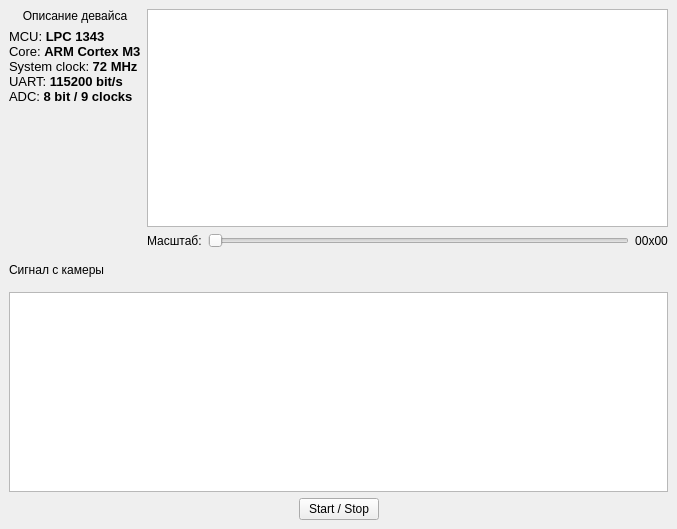
Old version of the form NetLabs/lab11_pal_tv_signal/mainwindow.ui in the repository brunql/StudentLabs.
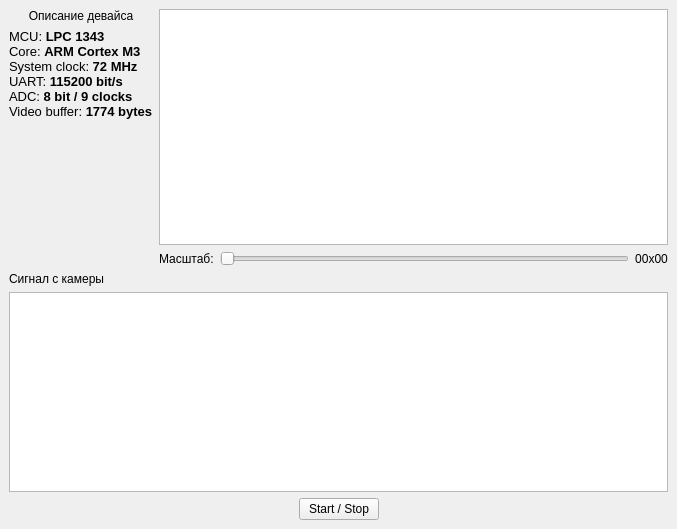
New version of the form.

Patch:
```diff
--- a/NetLabs/lab11_pal_tv_signal/mainwindow.ui
+++ b/NetLabs/lab11_pal_tv_signal/mainwindow.ui
@@ -46,7 +46,8 @@
 &lt;p style=&quot; margin-top:0px; margin-bottom:0px; margin-left:0px; margin-right:0px; -qt-block-indent:0; text-indent:0px;&quot;&gt;Core: &lt;span style=&quot; font-weight:600;&quot;&gt;ARM Cortex M3&lt;/span&gt;&lt;/p&gt;
 &lt;p style=&quot; margin-top:0px; margin-bottom:0px; margin-left:0px; margin-right:0px; -qt-block-indent:0; text-indent:0px;&quot;&gt;System clock: &lt;span style=&quot; font-weight:600;&quot;&gt;72 MHz&lt;/span&gt;&lt;/p&gt;
 &lt;p style=&quot; margin-top:0px; margin-bottom:0px; margin-left:0px; margin-right:0px; -qt-block-indent:0; text-indent:0px;&quot;&gt;UART: &lt;span style=&quot; font-weight:600;&quot;&gt;115200 bit/s&lt;/span&gt;&lt;/p&gt;
-&lt;p style=&quot; margin-top:0px; margin-bottom:0px; margin-left:0px; margin-right:0px; -qt-block-indent:0; text-indent:0px;&quot;&gt;ADC: &lt;span style=&quot; font-weight:600;&quot;&gt;8 bit / 9 clocks&lt;/span&gt;&lt;/p&gt;&lt;/body&gt;&lt;/html&gt;</string>
+&lt;p style=&quot; margin-top:0px; margin-bottom:0px; margin-left:0px; margin-right:0px; -qt-block-indent:0; text-indent:0px;&quot;&gt;ADC: &lt;span style=&quot; font-weight:600;&quot;&gt;8 bit / 9 clocks&lt;/span&gt;&lt;/p&gt;
+&lt;p style=&quot; margin-top:0px; margin-bottom:0px; margin-left:0px; margin-right:0px; -qt-block-indent:0; text-indent:0px;&quot;&gt;Video buffer: &lt;span style=&quot; font-weight:600;&quot;&gt;1774 bytes&lt;/span&gt;&lt;/p&gt;&lt;/body&gt;&lt;/html&gt;</string>
           </property>
           <property name="alignment">
            <set>Qt::AlignLeading|Qt::AlignLeft|Qt::AlignTop</set>
@@ -121,9 +122,18 @@
      <layout class="QVBoxLayout" name="verticalLayout_2">
       <item>
        <widget class="QLabel" name="label_2">
+        <property name="sizePolicy">
+         <sizepolicy hsizetype="Preferred" vsizetype="Maximum">
+          <horstretch>0</horstretch>
+          <verstretch>0</verstretch>
+         </sizepolicy>
+        </property>
         <property name="text">
          <string>Сигнал с камеры</string>
         </property>
+        <property name="alignment">
+         <set>Qt::AlignBottom|Qt::AlignLeading|Qt::AlignLeft</set>
+        </property>
        </widget>
       </item>
       <item>
```
Left out of the diff: 4 changed lines with no effect on the pictures.
